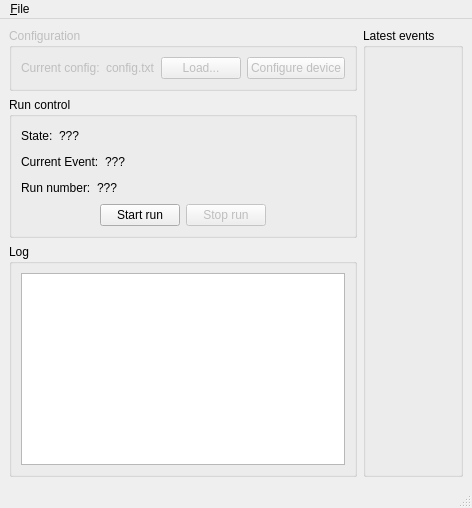
Qt form python/runcontrol.ui (cepc/kc705) before a commit.
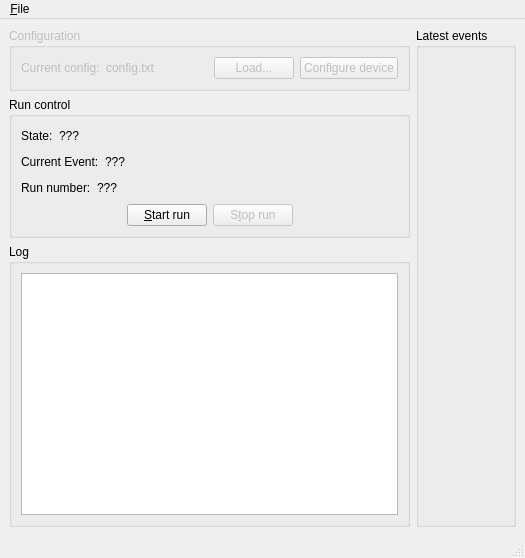
The same form after that commit. Icons and pictures are not drawn.

What changed in the file:
```diff
--- a/python/runcontrol.ui
+++ b/python/runcontrol.ui
@@ -2,6 +2,14 @@
 <ui version="4.0">
  <class>MainWindow</class>
  <widget class="QMainWindow" name="MainWindow">
+  <property name="geometry">
+   <rect>
+    <x>0</x>
+    <y>0</y>
+    <width>525</width>
+    <height>558</height>
+   </rect>
+  </property>
   <property name="font">
    <font>
     <family>Segoe UI</family>
@@ -189,7 +197,7 @@
            <item>
             <widget class="QPushButton" name="btnStartRun">
              <property name="text">
-              <string>Start run</string>
+              <string>&amp;Start run</string>
              </property>
             </widget>
            </item>
@@ -199,7 +207,7 @@
               <bool>false</bool>
              </property>
              <property name="text">
-              <string>Stop run</string>
+              <string>S&amp;top run</string>
              </property>
             </widget>
            </item>
@@ -254,8 +262,8 @@
     <rect>
      <x>0</x>
      <y>0</y>
-     <width>980</width>
-     <height>43</height>
+     <width>525</width>
+     <height>24</height>
     </rect>
    </property>
    <widget class="QMenu" name="menu_File">
```
Left out of the diff: 3 changed lines with no effect on the pictures.
